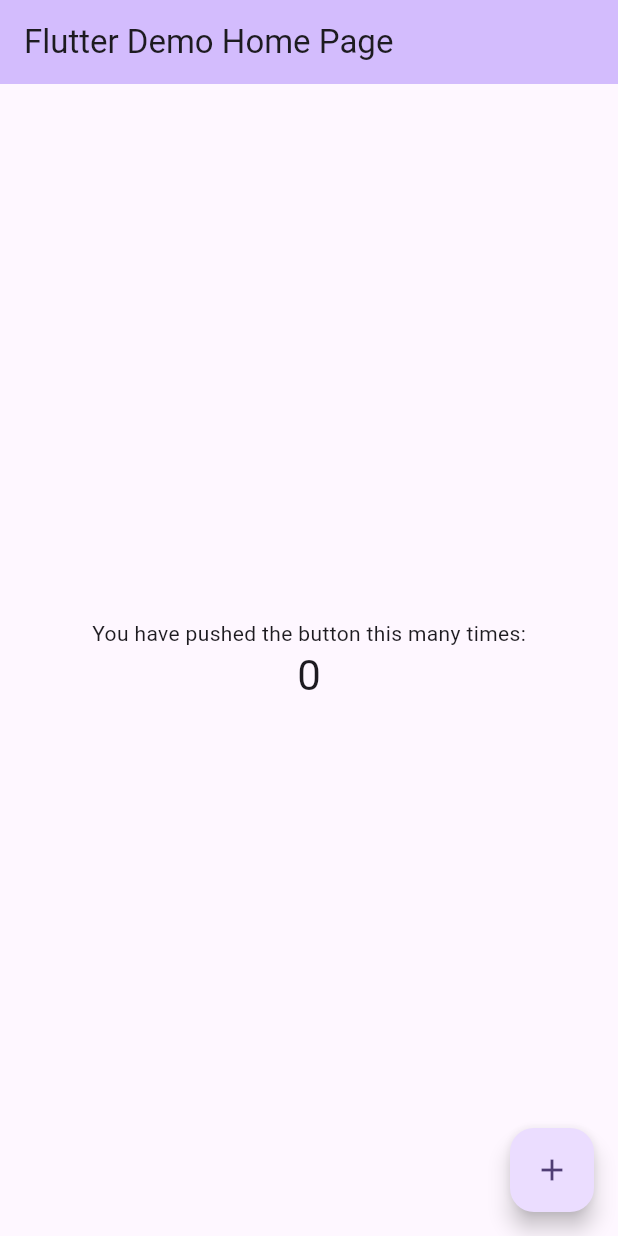
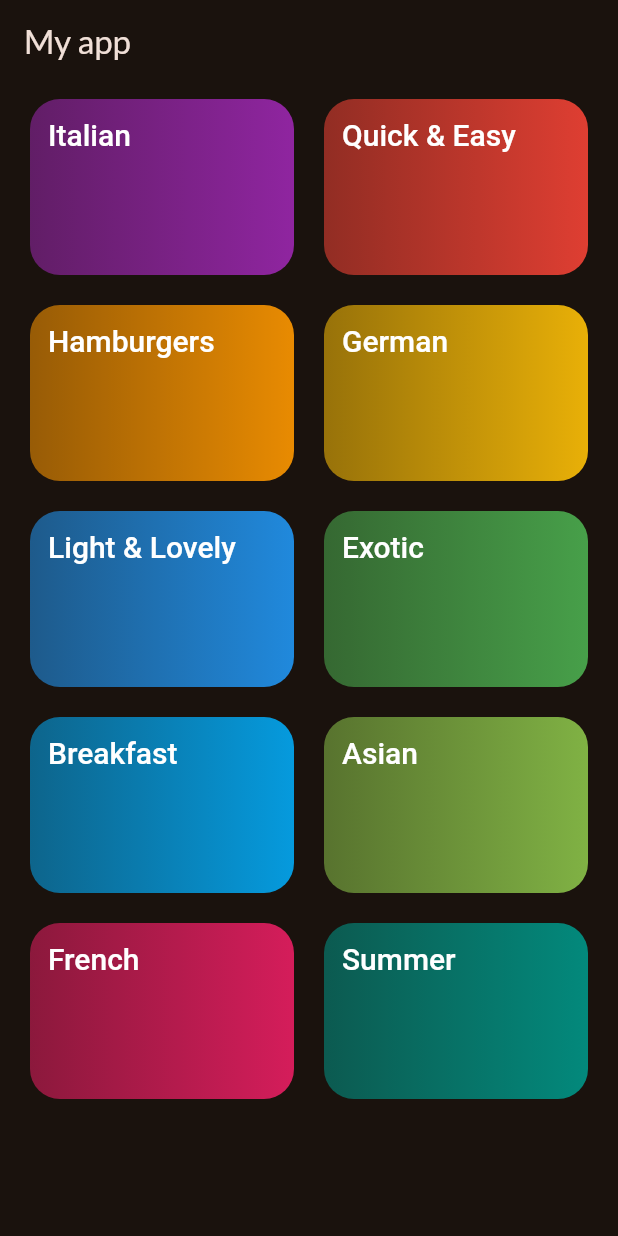
Before and after one commit to Akleodorion/meal_app, a Flutter app: the screen it shows after launch, on a phone screen of 412 x 824 dp. Run offline on Flutter 3.47's test engine with Material 2 defaults, Android fonts, the phone set to English and light mode, and no system bars; our stand-ins replace google_fonts.

Commit message:
Create the first screen with a grid view, made the grids tappable with inkwell

```diff
--- /dev/null
+++ b/lib/data/dummy_data.dart
@@ -0,0 +1,55 @@
+import 'package:flutter/material.dart';
+import '../models/category.dart';
+
+const availableCategories = [
+  Category(
+    id: 'c1',
+    title: 'Italian',
+    color: Colors.purple,
+  ),
+  Category(
+    id: 'c2',
+    title: 'Quick & Easy',
+    color: Colors.red,
+  ),
+  Category(
+    id: 'c3',
+    title: 'Hamburgers',
+    color: Colors.orange,
+  ),
+  Category(
+    id: 'c4',
+    title: 'German',
+    color: Colors.amber,
+  ),
+  Category(
+    id: 'c5',
+    title: 'Light & Lovely',
+    color: Colors.blue,
+  ),
+  Category(
+    id: 'c6',
+    title: 'Exotic',
+    color: Colors.green,
+  ),
+  Category(
+    id: 'c7',
+    title: 'Breakfast',
+    color: Colors.lightBlue,
+  ),
+  Category(
+    id: 'c8',
+    title: 'Asian',
+    color: Colors.lightGreen,
+  ),
+  Category(
+    id: 'c9',
+    title: 'French',
+    color: Colors.pink,
+  ),
+  Category(
+    id: 'c10',
+    title: 'Summer',
+    color: Colors.teal,
+  ),
+];
--- a/lib/main.dart
+++ b/lib/main.dart
@@ -1,125 +1,67 @@
 import 'package:flutter/material.dart';
 
+import 'package:google_fonts/google_fonts.dart';
+import './data/dummy_data.dart';
+
+final theme = ThemeData(
+  useMaterial3: true,
+  colorScheme: ColorScheme.fromSeed(
+    brightness: Brightness.dark,
+    seedColor: const Color.fromARGB(255, 131, 57, 0),
+  ),
+  textTheme: GoogleFonts.latoTextTheme(),
+);
+
 void main() {
-  runApp(const MyApp());
+  runApp(const App());
 }
 
-class MyApp extends StatelessWidget {
-  const MyApp({super.key});
+class App extends StatelessWidget {
+  const App({super.key});
 
-  // This widget is the root of your application.
   @override
   Widget build(BuildContext context) {
     return MaterialApp(
-      title: 'Flutter Demo',
-      theme: ThemeData(
-        // This is the theme of your application.
-        //
-        // TRY THIS: Try running your application with "flutter run". You'll see
-        // the application has a blue toolbar. Then, without quitting the app,
-        // try changing the seedColor in the colorScheme below to Colors.green
-        // and then invoke "hot reload" (save your changes or press the "hot
-        // reload" button in a Flutter-supported IDE, or press "r" if you used
-        // the command line to start the app).
-        //
-        // Notice that the counter didn't reset back to zero; the application
-        // state is not lost during the reload. To reset the state, use hot
-        // restart instead.
-        //
-        // This works for code too, not just values: Most code changes can be
-        // tested with just a hot reload.
-        colorScheme: ColorScheme.fromSeed(seedColor: Colors.deepPurple),
-        useMaterial3: true,
+      theme: theme,
+      home: Scaffold(
+        appBar: AppBar(
+          title: const Text('My app'),
+        ),
+        body: GridView(
+          padding: const EdgeInsets.symmetric(horizontal: 20, vertical: 10),
+          gridDelegate: const SliverGridDelegateWithFixedCrossAxisCount(
+              childAspectRatio: 3 / 2,
+              crossAxisSpacing: 20,
+              mainAxisSpacing: 20,
+              crossAxisCount: 2),
+          children: [
+            for (var category in availableCategories)
+              InkWell(
+                borderRadius: BorderRadius.circular(20),
+                onTap: () {},
+                child: Container(
+                  padding: const EdgeInsets.all(12),
+                  decoration: BoxDecoration(
+                    borderRadius: BorderRadius.circular(20),
+                    gradient: LinearGradient(
+                      colors: [
+                        category.color.withOpacity(0.55),
+                        category.color.withOpacity(0.9)
+                      ],
+                    ),
+                  ),
+                  child: Text(
+                    category.title,
+                    style: Theme.of(context)
+                        .textTheme
+                        .titleLarge!
+                        .copyWith(color: Colors.white),
+                  ),
+                ),
+              )
+          ],
+        ),
       ),
-      home: const MyHomePage(title: 'Flutter Demo Home Page'),
     );
   }
 }
-
-class MyHomePage extends StatefulWidget {
-  const MyHomePage({super.key, required this.title});
-
-  // This widget is the home page of your application. It is stateful, meaning
-  // that it has a State object (defined below) that contains fields that affect
-  // how it looks.
-
-  // This class is the configuration for the state. It holds the values (in this
-  // case the title) provided by the parent (in this case the App widget) and
-  // used by the build method of the State. Fields in a Widget subclass are
-  // always marked "final".
-
-  final String title;
-
-  @override
-  State<MyHomePage> createState() => _MyHomePageState();
-}
-
-class _MyHomePageState extends State<MyHomePage> {
-  int _counter = 0;
-
-  void _incrementCounter() {
-    setState(() {
-      // This call to setState tells the Flutter framework that something has
-      // changed in this State, which causes it to rerun the build method below
-      // so that the display can reflect the updated values. If we changed
-      // _counter without calling setState(), then the build method would not be
-      // called again, and so nothing would appear to happen.
-      _counter++;
-    });
-  }
-
-  @override
-  Widget build(BuildContext context) {
-    // This method is rerun every time setState is called, for instance as done
-    // by the _incrementCounter method above.
-    //
-    // The Flutter framework has been optimized to make rerunning build methods
-    // fast, so that you can just rebuild anything that needs updating rather
-    // than having to individually change instances of widgets.
-    return Scaffold(
-      appBar: AppBar(
-        // TRY THIS: Try changing the color here to a specific color (to
-        // Colors.amber, perhaps?) and trigger a hot reload to see the AppBar
-        // change color while the other colors stay the same.
-        backgroundColor: Theme.of(context).colorScheme.inversePrimary,
-        // Here we take the value from the MyHomePage object that was created by
-        // the App.build method, and use it to set our appbar title.
-        title: Text(widget.title),
-      ),
-      body: Center(
-        // Center is a layout widget. It takes a single child and positions it
-        // in the middle of the parent.
-        child: Column(
-          // Column is also a layout widget. It takes a list of children and
-          // arranges them vertically. By default, it sizes itself to fit its
-          // children horizontally, and tries to be as tall as its parent.
-          //
-          // Column has various properties to control how it sizes itself and
-          // how it positions its children. Here we use mainAxisAlignment to
-          // center the children vertically; the main axis here is the vertical
-          // axis because Columns are vertical (the cross axis would be
-          // horizontal).
-          //
-          // TRY THIS: Invoke "debug painting" (choose the "Toggle Debug Paint"
-          // action in the IDE, or press "p" in the console), to see the
-          // wireframe for each widget.
-          mainAxisAlignment: MainAxisAlignment.center,
-          children: <Widget>[
-            const Text(
-              'You have pushed the button this many times:',
-            ),
-            Text(
-              '$_counter',
-              style: Theme.of(context).textTheme.headlineMedium,
-            ),
-          ],
-        ),
-      ),
-      floatingActionButton: FloatingActionButton(
-        onPressed: _incrementCounter,
-        tooltip: 'Increment',
-        child: const Icon(Icons.add),
-      ), // This trailing comma makes auto-formatting nicer for build methods.
-    );
-  }
-}
--- a/pubspec.yaml
+++ b/pubspec.yaml
@@ -35,6 +35,7 @@ dependencies:
   # The following adds the Cupertino Icons font to your application.
   # Use with the CupertinoIcons class for iOS style icons.
   cupertino_icons: ^1.0.2
+  google_fonts: ^5.1.0
 
 dev_dependencies:
   flutter_test:
```
Also changed, not shown: lib/models/category.dart (added, +13 -0 lines), lib/models/meal.dart (added, +43 -0 lines), pubspec.lock, 10 other files.
